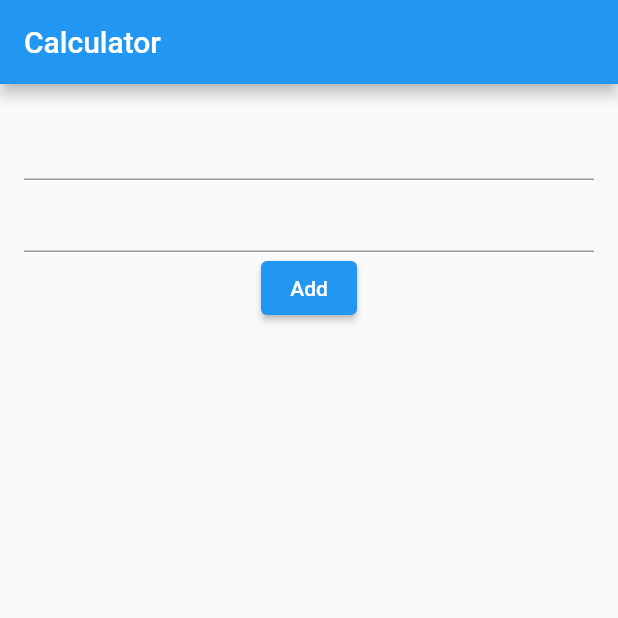
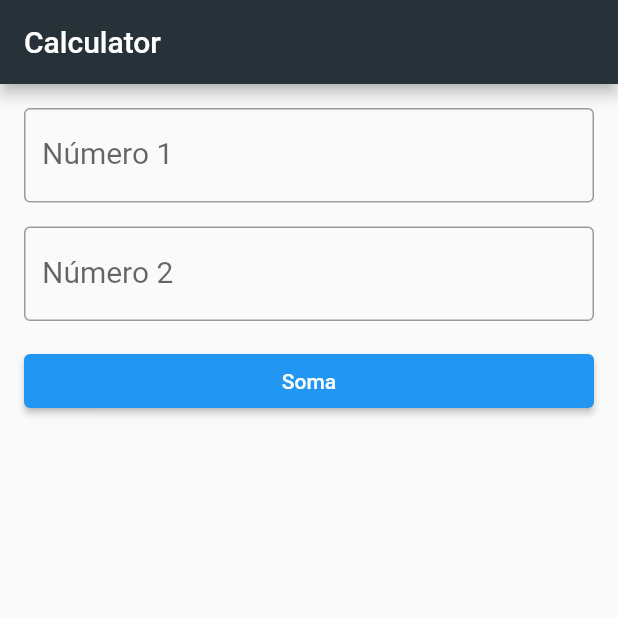
Before and after one commit to claudio1994-oliveira/simple_calculator, a Flutter app: the screen it shows after launch, on a phone screen of 412 x 824 dp, the top half of it. Run offline on Flutter 3.47's test engine with Material 2 defaults, Android fonts, the phone set to English and light mode, and no system bars.

Commit message:
Fazendo ajustes no layot do app

```diff
--- a/lib/main.dart
+++ b/lib/main.dart
@@ -13,23 +13,47 @@ class _MyAppState extends State<MyApp> {
   @override
   Widget build(BuildContext context) {
     TextField num1 = const TextField(
-      keyboardType: TextInputType.number,
+        keyboardType: TextInputType.number,
+        style: TextStyle(
+          fontSize: 20.0,
+          color: Colors.blueGrey,
+        ),
+        decoration: InputDecoration(
+          border: OutlineInputBorder(),
+          labelText: 'Número 1',
+        ));
+
+    TextField num2 = const TextField(
+        keyboardType: TextInputType.number,
+        style: TextStyle(
+          fontSize: 20.0,
+          color: Colors.blueGrey,
+        ),
+        decoration: InputDecoration(
+          border: OutlineInputBorder(),
+          labelText: 'Número 2',
+        ));
+
+    ElevatedButton button = ElevatedButton(
+      style: ButtonStyle(
+        foregroundColor: MaterialStateProperty.all<Color>(Colors.white),
+      ),
+      onPressed: () {},
+      child: const Text('Soma'),
     );
 
-    TextField num2 = const TextField(
-      keyboardType: TextInputType.number,
-    );
-
-    ElevatedButton button = ElevatedButton(
-      onPressed: () {},
-      child: const Text('Add'),
-    );
+    Padding separator = Padding(padding: const EdgeInsets.all(8.0));
 
     Column columns = Column(
       children: [
         num1,
+        separator,
         num2,
-        button,
+        separator,
+        SizedBox(
+          width: double.infinity,
+          child: button,
+        )
       ],
     );
     return MaterialApp(
@@ -37,6 +61,7 @@ class _MyAppState extends State<MyApp> {
         home: Scaffold(
           appBar: AppBar(
             title: const Text('Calculator'),
+            backgroundColor: Colors.blueGrey[900],
           ),
           body: Padding(
             padding: const EdgeInsets.all(16.0),
```
